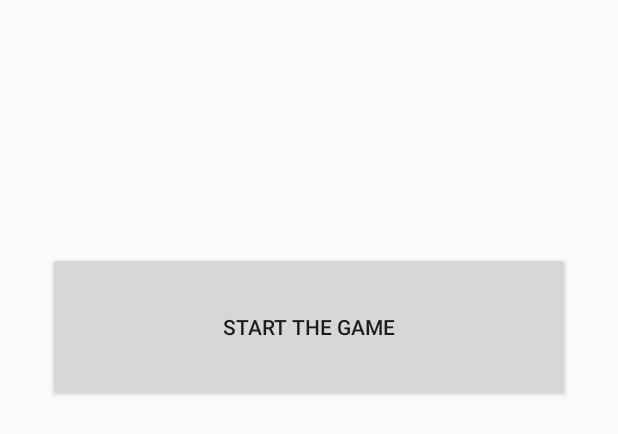
After one commit to LVanRent/Dungeon, an Android app: the layout activity_accueil.xml on its own in the app's theme, with its tools: preview values and no code run, on a phone screen of 412 x 824 dp. The commit adds this screen. Shown: the top 434 px of the screen. Run offline under Robolectric (Android 15) with nearby library versions, the phone set to English and light mode, and no system bars.

Commit message:
Ajout d'un menu principal v1

```diff
--- a/app/src/main/AndroidManifest.xml
+++ b/app/src/main/AndroidManifest.xml
@@ -9,13 +9,15 @@
         android:roundIcon="@mipmap/ic_launcher_round"
         android:supportsRtl="true"
         android:theme="@style/AppTheme">
-        <activity android:name=".MainActivity">
+        <activity android:name=".AccueilActivity">
             <intent-filter>
                 <action android:name="android.intent.action.MAIN" />
 
                 <category android:name="android.intent.category.LAUNCHER" />
             </intent-filter>
         </activity>
+        <activity android:name=".MainActivity">
+        </activity>
     </application>
 
 </manifest>
--- /dev/null
+++ b/app/src/main/java/com/example/dungeon/AccueilActivity.java
@@ -0,0 +1,22 @@
+package com.example.dungeon;
+
+
+import android.app.Activity;
+import android.content.Intent;
+import android.os.Bundle;
+import android.view.View;
+
+public class AccueilActivity extends Activity {
+        /** Called when the activity is first created. */
+        @Override
+        public void onCreate(Bundle savedInstanceState) {
+            super.onCreate(savedInstanceState);
+            setContentView(R.layout.activity_accueil);
+        }
+
+        public void Main(View v) {
+
+            Intent intent = new Intent(this, MainActivity.class);
+            startActivity(intent);
+        }
+}
--- /dev/null
+++ b/app/src/main/res/layout/activity_accueil.xml
@@ -0,0 +1,25 @@
+<?xml version="1.0" encoding="utf-8"?>
+<android.support.constraint.ConstraintLayout xmlns:android="http://schemas.android.com/apk/res/android"
+    xmlns:app="http://schemas.android.com/apk/res-auto"
+    xmlns:tools="http://schemas.android.com/tools"
+    android:layout_width="match_parent"
+    android:layout_height="match_parent"
+    tools:context="com.example.dungeon.AccueilActivity">
+
+    <Button
+        android:id="@+id/button_Main"
+        android:layout_width="0dp"
+        android:layout_height="100dp"
+        android:layout_marginStart="32dp"
+        android:layout_marginLeft="32dp"
+        android:layout_marginTop="168dp"
+        android:layout_marginEnd="32dp"
+        android:layout_marginRight="32dp"
+        android:onClick="Main"
+        android:text="@string/button_Main"
+        app:layout_constraintEnd_toEndOf="parent"
+        app:layout_constraintStart_toStartOf="parent"
+        app:layout_constraintTop_toTopOf="parent" />
+
+
+</android.support.constraint.ConstraintLayout>
--- a/app/src/main/res/values/strings.xml
+++ b/app/src/main/res/values/strings.xml
@@ -1,3 +1,4 @@
 <resources>
     <string name="app_name">Dungeon</string>
+    <string name="button_Main">Start the game</string>
 </resources>
```
